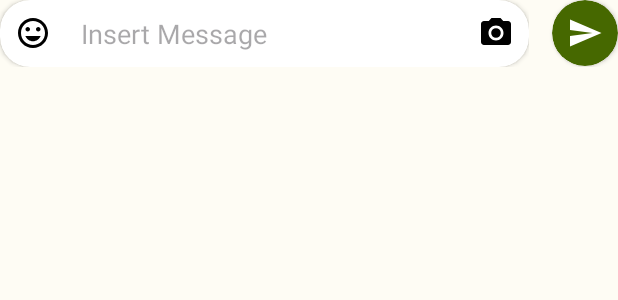
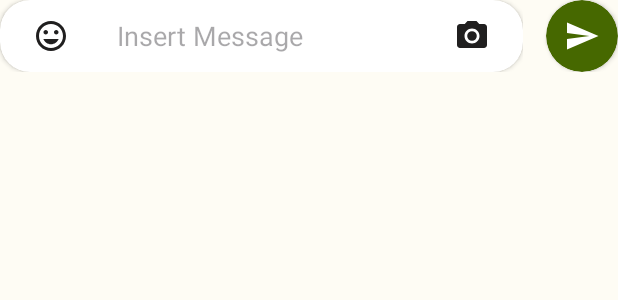
Before and after one commit to furqonat/open-call, an Android app built with Jetpack Compose: the layout input_chat.xml on its own in the app's theme, with its tools: preview values and no code run, on a phone screen of 412 x 824 dp. Shown: the top 300 px of the screen. Run offline under Robolectric (Android 15) with nearby library versions, the phone set to English and light mode, and no system bars.

Commit message:
fixing a bug login and chat buble direction

```diff
--- a/app/build.gradle
+++ b/app/build.gradle
@@ -39,7 +39,7 @@ android {
         viewBinding true
     }
     composeOptions {
-        kotlinCompilerExtensionVersion '1.1.1'
+        kotlinCompilerExtensionVersion '1.4.1'
     }
     packagingOptions {
         resources {
--- a/app/src/main/java/com/furqonr/opencall/MainViewModel.kt
+++ b/app/src/main/java/com/furqonr/opencall/MainViewModel.kt
@@ -48,7 +48,7 @@ class MainViewModel : ViewModel() {
 
     private fun createNewUser(user: FirebaseUser?, currentUser: (FirebaseUser?) -> Unit) {
         val account = hashMapOf(
-            "username" to user?.displayName,
+            "username" to if (user?.displayName == null) "Uonn User" else user.displayName,
             "uid" to user?.uid,
             "status" to "online",
             "allowStranger" to false,
@@ -58,7 +58,7 @@ class MainViewModel : ViewModel() {
             if (fUser.isSuccessful) {
                 val id = fUser.result.data?.get("uid")
                 if (id != null) {
-                    return@addOnCompleteListener
+                    currentUser(user)
                 } else {
                     user?.uid?.let { _firestore.collection("users").document(it).set(account) }
                         ?.addOnCompleteListener {
--- a/app/src/main/java/com/furqonr/opencall/models/User.kt
+++ b/app/src/main/java/com/furqonr/opencall/models/User.kt
@@ -1,6 +1,6 @@
 package com.furqonr.opencall.models
 
-class User(
+data class User(
     val uid: String,
     val displayName: String,
     val status: String = "online",
--- a/app/src/main/java/com/furqonr/opencall/ui/components/chat/Message.kt
+++ b/app/src/main/java/com/furqonr/opencall/ui/components/chat/Message.kt
@@ -36,7 +36,7 @@ fun Message(
     }
     val screenWidth = LocalConfiguration.current.screenWidthDp
     val width = min(screenWidth * 0.7f, 300f).dp
-    val isCurrentUser = videModel.currentUser?.uid == chatModel.sender.uid
+    val isCurrentUser = videModel.currentUser?.uid == chatModel.sender
 
     Column(modifier = Modifier.fillMaxWidth()) {
         Row(
--- a/app/src/main/java/com/furqonr/opencall/ui/components/dashboard/PublicUser.kt
+++ b/app/src/main/java/com/furqonr/opencall/ui/components/dashboard/PublicUser.kt
@@ -128,7 +128,6 @@ fun PublicUser(
 
     LaunchedEffect(currentUserUid) {
         if (currentUserUid.value.isNotEmpty() && chatId.value.isEmpty()) {
-            Log.e("TAG", "PublicUser: ${currentUserUid.value}")
             viewModel.getConversation(currentUserUid.value, user.uid) {
                 chatId.value = it
             }
--- a/app/src/main/java/com/furqonr/opencall/ui/screens/chat/Chat.kt
+++ b/app/src/main/java/com/furqonr/opencall/ui/screens/chat/Chat.kt
@@ -68,8 +68,8 @@ fun Chat(
                     model.sendMessage(
                         chatId = chatId,
                         message = message,
-                        sender = sender!!,
-                        receiver = user!!
+                        sender = sender!!.uid,
+                        receiver = user!!.uid
                     ) {
                         scope.launch {
                             scrollState.animateScrollToItem(scrollState.firstVisibleItemScrollOffset)
--- a/app/src/main/java/com/furqonr/opencall/ui/screens/chat/ChatActivity.kt
+++ b/app/src/main/java/com/furqonr/opencall/ui/screens/chat/ChatActivity.kt
@@ -110,12 +110,11 @@ class ChatActivity : AppCompatActivity() {
             userInput.editText.addTextChangedListener(watcher)
             userInput.sendMessage.setOnClickListener { _ ->
                 currentUser?.let { user ->
-                    println(user)
                     viewModel.sendMessage(
                         message = message,
                         chatId = chatId,
-                        sender = user,
-                        receiver = it
+                        sender = user.uid,
+                        receiver = it.uid
                     ) { _ ->
                         binding.messageLayout.smoothScrollToPosition(0)
                     }
--- a/app/src/main/res/layout/content_chat.xml
+++ b/app/src/main/res/layout/content_chat.xml
@@ -11,7 +11,7 @@
 
     <androidx.cardview.widget.CardView
         android:id="@+id/bubble_chat"
-        app:cardBackgroundColor="@android:color/white"
+        app:cardBackgroundColor="@color/surface_color"
         app:cardCornerRadius="8dp"
         android:layout_width="wrap_content"
         android:layout_height="wrap_content">
--- a/app/src/main/res/layout/input_chat.xml
+++ b/app/src/main/res/layout/input_chat.xml
@@ -22,12 +22,17 @@
               android:layout_width="match_parent"
               android:layout_height="wrap_content">
               <ImageButton
-                  android:background="@drawable/baseline_insert_emoticon_24"
+                  android:minWidth="48dp"
+                  android:minHeight="48dp"
+                  android:src="@drawable/baseline_insert_emoticon_24"
+                  android:background="@android:color/transparent"
                   android:id="@+id/emoticon"
+                  app:tint="@color/icon_color"
                   android:contentDescription="@string/insert_emoticon"
                   android:layout_width="wrap_content"
                   android:layout_height="wrap_content"/>
               <EditText
+                  android:minHeight="48dp"
                   android:padding="10dp"
                   android:background="@drawable/rounded_edit_text"
                   android:id="@+id/edit_text"
@@ -39,10 +44,14 @@
                   android:autofillHints=""
                   android:inputType="text" />
               <ImageButton
+                  android:minWidth="48dp"
+                  android:minHeight="48dp"
                   android:contentDescription="@string/send_a_photo"
                   android:layout_width="wrap_content"
                   android:layout_height="wrap_content"
-                  android:background="@drawable/baseline_photo_camera_24"
+                  app:tint="@color/icon_color"
+                  android:background="@android:color/transparent"
+                  android:src="@drawable/baseline_photo_camera_24"
                   />
           </LinearLayout>
        </androidx.cardview.widget.CardView>
@@ -54,9 +63,10 @@
        android:layout_width="wrap_content"
        android:layout_height="wrap_content">
        <ImageButton
+           android:minWidth="48dp"
+           android:minHeight="48dp"
            android:id="@+id/send_message"
            app:tint="@android:color/white"
-           android:layout_margin="10dp"
            android:contentDescription="@string/send_message"
            android:layout_width="wrap_content"
            android:layout_height="wrap_content"
--- /dev/null
+++ b/app/src/main/res/values-night/colors.xml
@@ -0,0 +1,5 @@
+<?xml version="1.0" encoding="utf-8"?>
+<resources>
+    <color name="icon_color">#EAEAEA</color>
+    <color name="surface_color">#388e3c</color>
+</resources>
--- a/app/src/main/res/values/colors.xml
+++ b/app/src/main/res/values/colors.xml
@@ -61,4 +61,6 @@
     <color name="md_theme_dark_surfaceTint">#A5D654</color>
     <color name="md_theme_dark_outlineVariant">#45483D</color>
     <color name="md_theme_dark_scrim">#000000</color>
+    <color name="icon_color">#201F1F</color>
+    <color name="surface_color">#FFFFFF</color>
 </resources>
--- a/app/src/main/res/values/strings.xml
+++ b/app/src/main/res/values/strings.xml
@@ -24,4 +24,5 @@
     <string name="insert_message">Insert Message</string>
     <string name="send_a_photo">send a photo</string>
     <string name="send_message">send message</string>
+    <string name="navigate_back">navigate back</string>
 </resources>
--- a/build.gradle
+++ b/build.gradle
@@ -10,7 +10,7 @@ buildscript {
     }
 }// Top-level build file where you can add configuration options common to all sub-projects/modules.
 plugins {
-    id 'com.android.application' version '7.4.1' apply false
-    id 'com.android.library' version '7.4.1' apply false
-    id 'org.jetbrains.kotlin.android' version '1.6.21' apply false
+    id 'com.android.application' version '7.4.2' apply false
+    id 'com.android.library' version '7.4.2' apply false
+    id 'org.jetbrains.kotlin.android' version '1.8.0' apply false
 }
```
Also changed, not shown: app/src/main/java/com/furqonr/opencall/models/ChatModel.kt (+3 -4 lines), app/src/main/java/com/furqonr/opencall/ui/screens/chat/ChatAdapter.kt (+13 -2 lines), app/src/main/java/com/furqonr/opencall/ui/screens/chat/ChatViewModel.kt (+8 -20 lines), app/src/main/java/com/furqonr/opencall/ui/screens/dashboard/Dashboard.kt (+1 -9 lines), app/src/main/java/com/furqonr/opencall/ui/screens/dashboard/DashboardViewModel.kt (+10 -6 lines), app/src/main/res/layout/appbar_chat.xml (+11 -6 lines).
